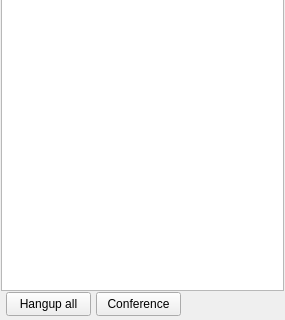
Qt form resources/blink.ui (AGProjects/blink-qt) before a commit; both pictures show x 0 to 285 and y 230 to 550 of the 285 by 550 pixel window.
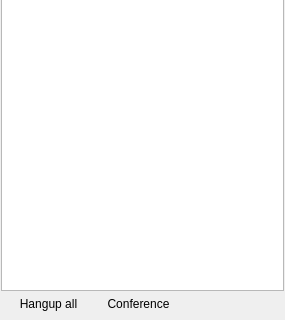
The same form after that commit. The open tabs and pages were chosen to show the change. Icons and pictures are not drawn. Custom widgets are drawn as their Qt base class.

Commit message: Turned audio session control buttons flat like the others

Patch:
```diff
--- a/resources/blink.ui
+++ b/resources/blink.ui
@@ -939,7 +939,7 @@
            <number>3</number>
           </property>
           <item>
-           <widget class="QPushButton" name="hangup_all_button">
+           <widget class="QToolButton" name="hangup_all_button">
             <property name="minimumSize">
              <size>
               <width>85</width>
@@ -958,6 +958,9 @@
             <property name="text">
              <string>Hangup all</string>
             </property>
+            <property name="autoRaise">
+             <bool>true</bool>
+            </property>
            </widget>
           </item>
           <item>
@@ -989,6 +992,9 @@
             <property name="toolButtonStyle">
              <enum>Qt::ToolButtonTextOnly</enum>
             </property>
+            <property name="autoRaise">
+             <bool>true</bool>
+            </property>
            </widget>
           </item>
           <item>
```
